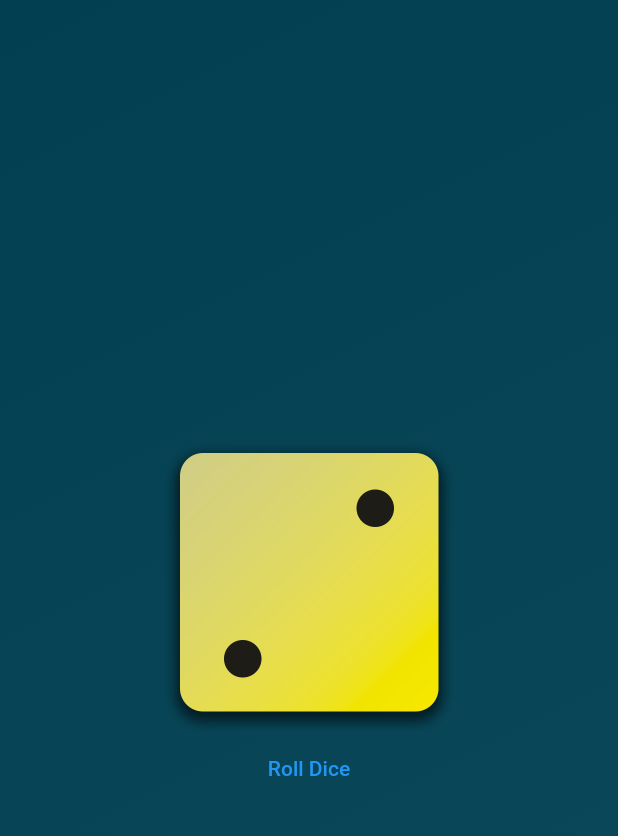
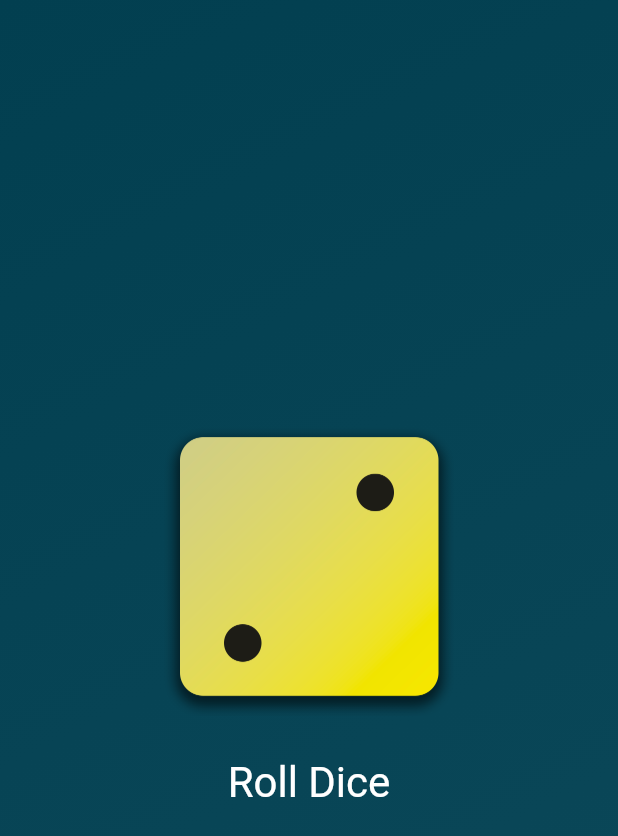
Before and after one commit to HitzCommitted/flutter_first_app, a Flutter app: the screen it shows after launch, on a phone screen of 412 x 824 dp. Shown: the top 836 px of the screen. Run offline on Flutter 3.47's test engine with Material 2 defaults, Android fonts, the phone set to English and light mode, and no system bars.

Commit message:
well formatted and padded text

```diff
--- a/lib/gradient_container.dart
+++ b/lib/gradient_container.dart
@@ -28,8 +28,15 @@ class GradientContainer extends StatelessWidget {
               'assets/images/dice-2.png',
               width: 200,
             ),
+            const SizedBox(height: 20),
             TextButton(
               onPressed: rollDice,
+              style: TextButton.styleFrom(
+                foregroundColor: Colors.white,
+                textStyle: const TextStyle(
+                  fontSize: 28,
+                ),
+              ),
               child: const Text('Roll Dice'),
             )
           ],
```
